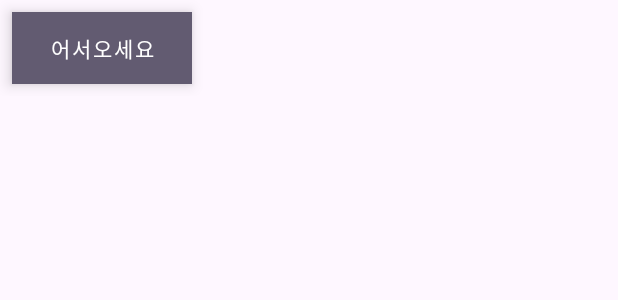
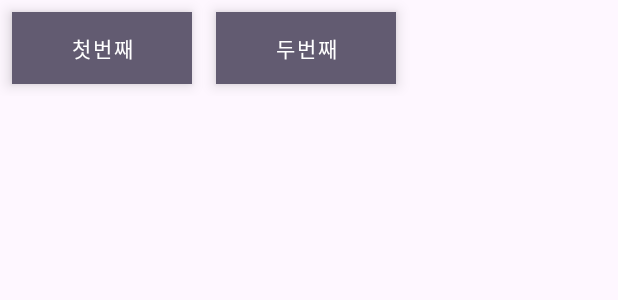
Before and after one commit to ChoKwangEun1021/Tonight, an Android app: the layout fragment_chat.xml on its own in the app's theme, with its tools: preview values and no code run, on a phone screen of 412 x 824 dp. Shown: the top 300 px of the screen. Run offline under Robolectric (Android 15) with nearby library versions, the phone set to English and light mode, and no system bars.

Commit message:
채팅 건드는중

```diff
--- a/app/src/main/java/com/weare2024/tonight/G.kt
+++ b/app/src/main/java/com/weare2024/tonight/G.kt
@@ -4,5 +4,6 @@ class G {
     companion object{
         val name=""
         val image=""
+        val uid=""
     }
 }
--- /dev/null
+++ b/app/src/main/java/com/weare2024/tonight/adapter/ChatListAdapter.kt
@@ -0,0 +1,4 @@
+package com.weare2024.tonight.adapter
+
+class ChatListAdapter {
+}
--- a/app/src/main/java/com/weare2024/tonight/firebase/ChatData.kt
+++ b/app/src/main/java/com/weare2024/tonight/firebase/ChatData.kt
@@ -1,3 +1,3 @@
 package com.weare2024.tonight.firebase
 
-data class ChatData(var nickname:String="", var message:String="", var time:String="",var profileUrl:String="")
+data class ChatData(var uid:String="",var nickname:String="", var message:String="", var time:String="",var profileUrl:String="")
--- a/app/src/main/java/com/weare2024/tonight/fragment/ChatFragment.kt
+++ b/app/src/main/java/com/weare2024/tonight/fragment/ChatFragment.kt
@@ -23,6 +23,8 @@ class ChatFragment : Fragment() {
 
     override fun onViewCreated(view: View, savedInstanceState: Bundle?) {
         binding.btn.setOnClickListener { clickBtn() }
+        binding.btn2.setOnClickListener { clickBtn() }
+
     }
     private fun clickBtn(){
         startActivity(Intent(Intent(context,ChatingActivity::class.java)))
--- a/app/src/main/res/layout/fragment_chat.xml
+++ b/app/src/main/res/layout/fragment_chat.xml
@@ -10,8 +10,7 @@
         android:id="@+id/li"
         android:layout_width="match_parent"
         android:layout_height="?attr/actionBarSize"
-        android:orientation="horizontal"
-        >
+        android:orientation="horizontal">
 
         <Button
             android:id="@+id/btn"
@@ -20,14 +19,24 @@
             android:layout_height="wrap_content"
             android:layout_margin="8dp"
             android:text="@string/chating_list" />
+
+        <Button
+            android:id="@+id/btn2"
+            style="@style/Widget.MaterialComponents.ExtendedFloatingActionButton"
+            android:layout_width="wrap_content"
+            android:layout_height="wrap_content"
+            android:layout_margin="8dp"
+            android:text="@string/chating_list2" />
+
     </LinearLayout>
 
     <androidx.recyclerview.widget.RecyclerView
+        android:id="@+id/recycler_view"
         android:layout_width="match_parent"
         android:layout_height="match_parent"
+        android:layout_below="@id/li"
         android:layout_marginTop="8dp"
         android:orientation="vertical"
-        app:layoutManager="androidx.recyclerview.widget.LinearLayoutManager"
-        android:layout_below="@id/li"/>
+        app:layoutManager="androidx.recyclerview.widget.LinearLayoutManager" />
 
 </RelativeLayout>
--- a/app/src/main/res/values/strings.xml
+++ b/app/src/main/res/values/strings.xml
@@ -1,4 +1,5 @@
 <resources>
     <string name="app_name">Tonight</string>
-    <string name="chating_list">어서오세요</string>
+    <string name="chating_list">첫번째</string>
+    <string name="chating_list2">두번째</string>
 </resources>
```
Also changed, not shown: app/src/main/java/com/weare2024/tonight/activites/ChatingActivity.kt (+7 -5 lines).
